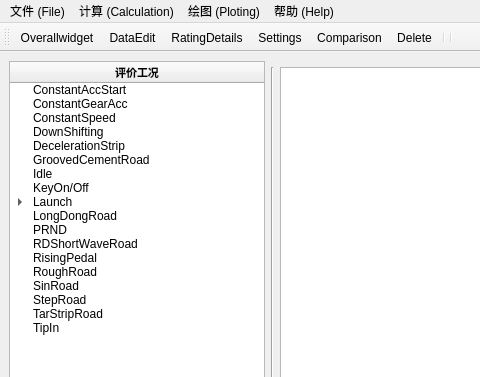
Qt form Ui_VI_Accessment_System.ui (huisede/untitled) before a commit; both pictures show x 0 to 480 and y 0 to 377 of the 1045 by 717 pixel window.
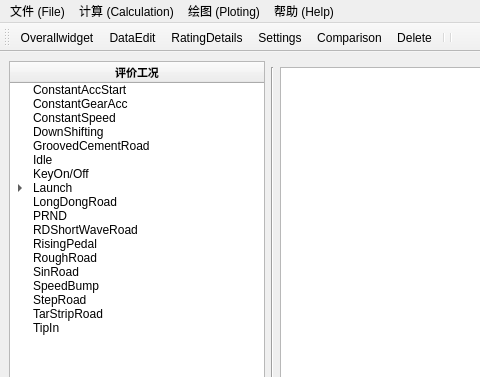
The same form after that commit. The open tabs and pages were chosen to show the change. Icons and pictures are not drawn.

Diff of the .ui file:
```diff
--- a/Ui_VI_Accessment_System.ui
+++ b/Ui_VI_Accessment_System.ui
@@ -289,11 +289,6 @@
             <string>DownShifting</string>
            </property>
           </item>
-          <item>
-           <property name="text">
-            <string>DecelerationStrip</string>
-           </property>
-          </item>
           <item>
            <property name="text">
             <string>GroovedCementRoad</string>
@@ -371,6 +366,11 @@
             <string>SinRoad</string>
            </property>
           </item>
+          <item>
+           <property name="text">
+            <string>SpeedBump</string>
+           </property>
+          </item>
           <item>
            <property name="text">
             <string>StepRoad</string>
```
Left out of the diff: 2 changed lines with no effect on the pictures.
